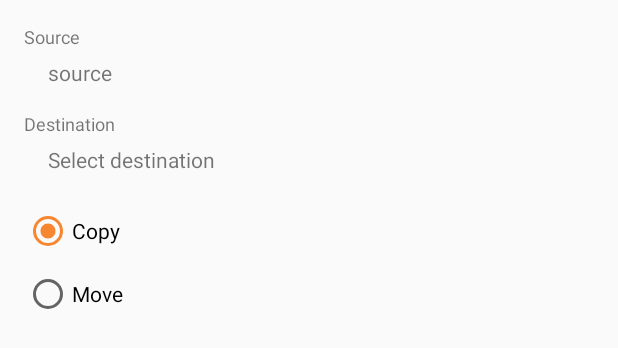
After one commit to SimpleMobileTools/Simple-File-Manager, an Android app: the layout copy_item.xml on its own in the app's theme, with its tools: preview values and no code run, on a phone screen of 412 x 824 dp. The commit adds this screen. Shown: the top 348 px of the screen. Run offline under Robolectric (Android 15) with nearby library versions, the phone set to English and light mode, and no system bars.

Commit message:
start working on Copy/move functionality

```diff
--- /dev/null
+++ b/app/src/main/res/layout/copy_item.xml
@@ -0,0 +1,65 @@
+<?xml version="1.0" encoding="utf-8"?>
+<LinearLayout android:id="@+id/dialog_holder"
+              xmlns:android="http://schemas.android.com/apk/res/android"
+              android:layout_width="match_parent"
+              android:layout_height="match_parent"
+              android:orientation="vertical"
+              android:paddingLeft="@dimen/activity_margin"
+              android:paddingRight="@dimen/activity_margin"
+              android:paddingTop="@dimen/activity_margin">
+
+    <TextView
+        android:id="@+id/source_label"
+        android:layout_width="wrap_content"
+        android:layout_height="wrap_content"
+        android:text="@string/source"
+        android:textSize="@dimen/details_text_size"/>
+
+    <TextView
+        android:id="@+id/source"
+        android:layout_width="match_parent"
+        android:layout_height="wrap_content"
+        android:layout_marginBottom="@dimen/activity_margin"
+        android:layout_marginLeft="@dimen/activity_margin"
+        android:paddingRight="@dimen/small_margin"
+        android:paddingTop="@dimen/small_margin"
+        android:text="source"/>
+
+    <TextView
+        android:id="@+id/destination_label"
+        android:layout_width="wrap_content"
+        android:layout_height="wrap_content"
+        android:text="@string/destination"
+        android:textSize="@dimen/details_text_size"/>
+
+    <TextView
+        android:id="@+id/destination"
+        android:layout_width="match_parent"
+        android:layout_height="wrap_content"
+        android:layout_marginBottom="@dimen/activity_margin"
+        android:layout_marginLeft="@dimen/activity_margin"
+        android:paddingBottom="@dimen/small_margin"
+        android:paddingRight="@dimen/small_margin"
+        android:paddingTop="@dimen/small_margin"
+        android:text="@string/select_destination"/>
+
+    <RadioGroup
+        android:id="@+id/dialog_radio_group"
+        android:layout_width="match_parent"
+        android:layout_height="wrap_content"
+        android:checkedButton="@+id/dialog_radio_copy">
+
+        <RadioButton
+            android:id="@+id/dialog_radio_copy"
+            android:layout_width="match_parent"
+            android:layout_height="wrap_content"
+            android:layout_marginBottom="@dimen/medium_margin"
+            android:text="@string/copy"/>
+
+        <RadioButton
+            android:id="@+id/dialog_radio_move"
+            android:layout_width="match_parent"
+            android:layout_height="wrap_content"
+            android:text="@string/move"/>
+    </RadioGroup>
+</LinearLayout>
--- /dev/null
+++ b/app/src/main/res/layout/directory_picker.xml
@@ -0,0 +1,6 @@
+<?xml version="1.0" encoding="utf-8"?>
+<ListView
+    android:id="@+id/directory_picker_list"
+    xmlns:android="http://schemas.android.com/apk/res/android"
+    android:layout_width="match_parent"
+    android:layout_height="wrap_content"/>
--- a/app/src/main/res/menu/cab.xml
+++ b/app/src/main/res/menu/cab.xml
@@ -7,6 +7,11 @@
         android:title="@string/rename"
         app:showAsAction="ifRoom"/>
     <item
+        android:id="@+id/cab_copy"
+        android:icon="@mipmap/copy"
+        android:title="@string/copy"
+        app:showAsAction="ifRoom"/>
+    <item
         android:id="@+id/cab_delete"
         android:icon="@mipmap/delete"
         android:title="@string/delete"
--- a/app/src/main/res/values/strings.xml
+++ b/app/src/main/res/values/strings.xml
@@ -13,6 +13,13 @@
     <string name="delete">Delete</string>
     <string name="undo">Undo</string>
     <string name="rename">Rename</string>
+    <string name="copy">Copy</string>
+    <string name="copy_item">Copy item</string>
+    <string name="copy_items">Copy items</string>
+    <string name="move">Move</string>
+    <string name="source">Source</string>
+    <string name="destination">Destination</string>
+    <string name="select_destination">Select destination</string>
 
     <plurals name="items_deleted">
         <item quantity="one">1 item deleted</item>
```
Also changed, not shown: app/src/main/java/com/simplemobiletools/filemanager/fragments/ItemsFragment.java (+77 -10 lines), app/src/main/res/mipmap-hdpi/copy.png (added), app/src/main/res/mipmap-mdpi/copy.png (added), app/src/main/res/mipmap-xhdpi/copy.png (added), app/src/main/res/mipmap-xxhdpi/copy.png (added), app/src/main/res/mipmap-xxxhdpi/copy.png (added).
